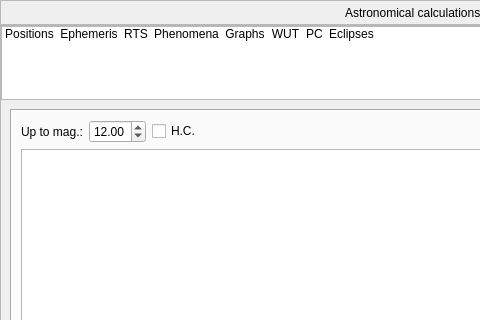
Before: the Qt Designer form src/gui/astroCalcDialog.ui in Stellarium/stellarium, drawn with Qt 5; both pictures show x 0 to 480 and y 0 to 320 of the 851 by 467 pixel window.
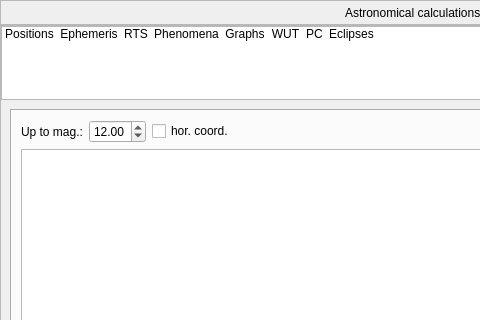
After: the same form once the commit is applied. Icons and pictures are not drawn. Custom widgets are drawn as their Qt base class.

Commit message: Update labels in AstroCalc

What changed in the file:
```diff
--- a/src/gui/astroCalcDialog.ui
+++ b/src/gui/astroCalcDialog.ui
@@ -381,7 +381,7 @@
                    <string>Use horizontal coordinates</string>
                   </property>
                   <property name="text">
-                   <string comment="horizontal coordinates">H.C.</string>
+                   <string comment="horizontal coordinates">hor. coord.</string>
                   </property>
                  </widget>
                 </item>
```
Left out of the diff: 2 changed lines with no effect on the pictures.
